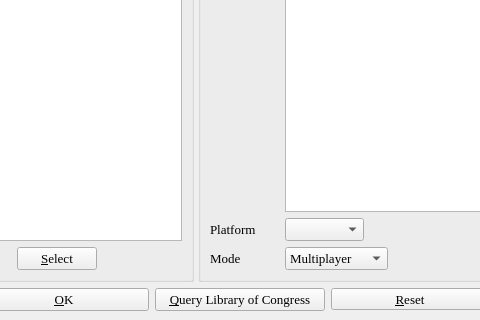
This is videogameinfo.ui in textbrowser/biblioteq as Qt 5 draws it before an edit; both pictures show x 90 to 570 and y 380 to 700 of the 1012 by 700 pixel window. The edited form follows.
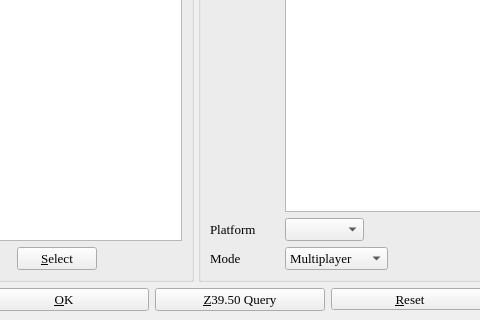
This is the edited form. Icons and pictures are not drawn. Custom widgets are drawn as their Qt base class.

```diff
--- a/videogameinfo.ui
+++ b/videogameinfo.ui
@@ -924,7 +924,7 @@
          </font>
         </property>
         <property name="text" >
-         <string>&amp;Query Library of Congress</string>
+         <string>&amp;Z39.50 Query</string>
         </property>
         <property name="icon" >
          <iconset>
```
